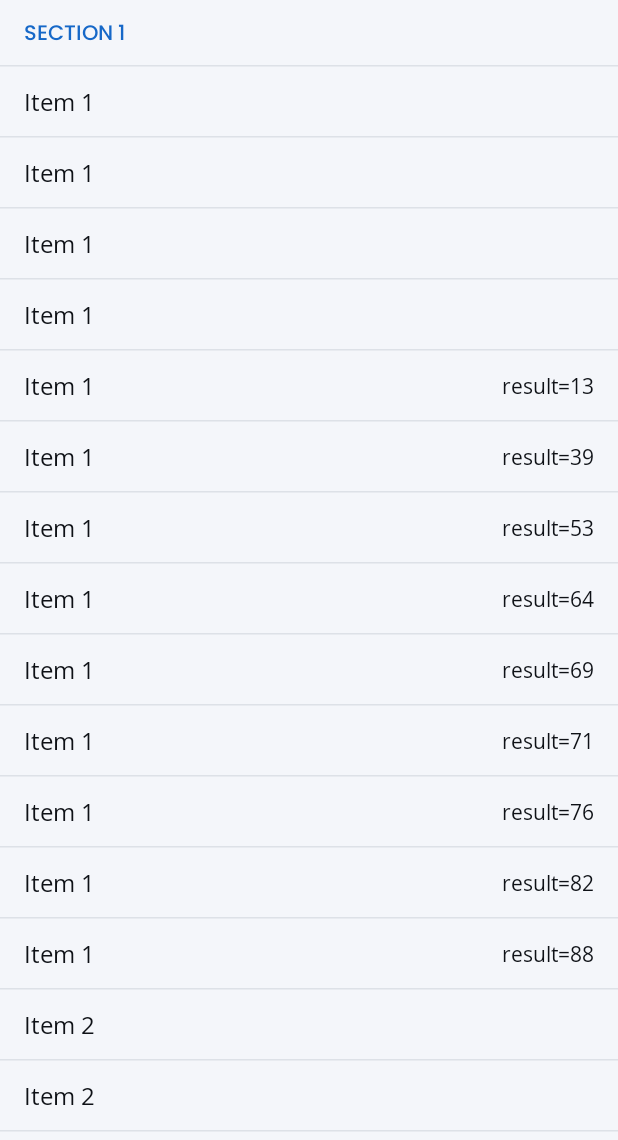
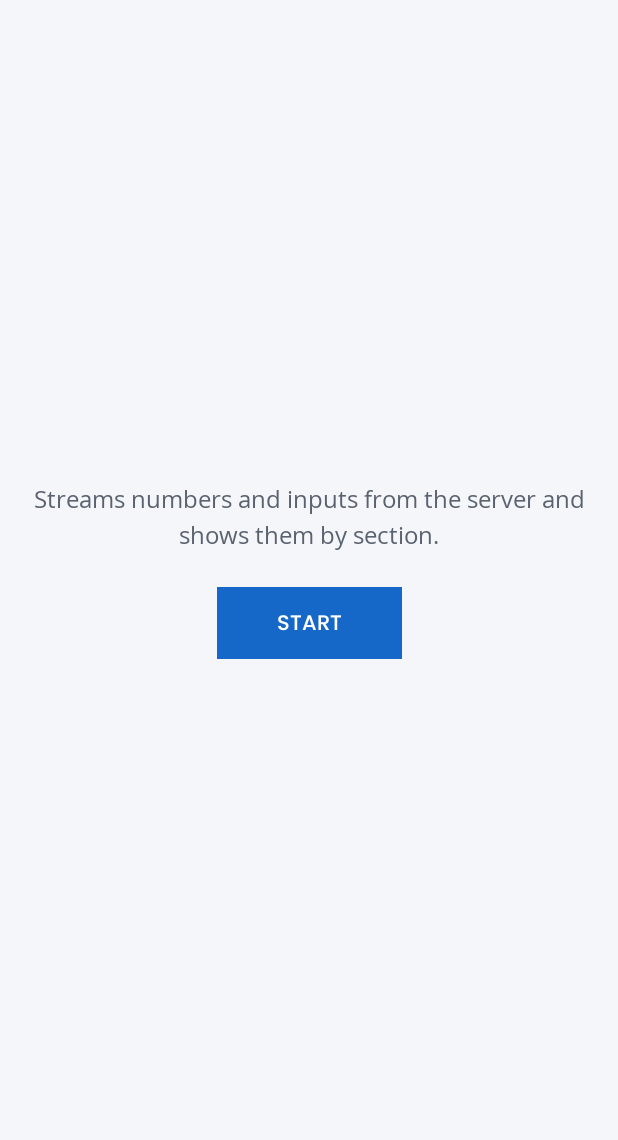
Before and after one commit to og-abdul-mateen/navvis-test-mobile-challenge, an Android app built with Jetpack Compose: the screen it shows after launch (MainActivity), on a phone screen of 412 x 824 dp, the part 96-1236 px from its top. Run offline under Robolectric (Android 15) with nearby library versions, the phone set to English and light mode, and no system bars.

Commit message:
Add Start button to initially start fetching data
- Add a new state to support the Start button
- Picking a scenario goes back to START instead of fetching right away
- Update README

Co-Authored-By Claude

```diff
--- a/mobile-challenge/app/src/main/java/com/navvistest/mobilechallenge/ui/StreamScreen.kt
+++ b/mobile-challenge/app/src/main/java/com/navvistest/mobilechallenge/ui/StreamScreen.kt
@@ -3,6 +3,7 @@ package com.navvistest.mobilechallenge.ui
 import androidx.compose.foundation.layout.Arrangement
 import androidx.compose.foundation.layout.Box
 import androidx.compose.foundation.layout.Column
+import androidx.compose.foundation.layout.PaddingValues
 import androidx.compose.foundation.layout.Row
 import androidx.compose.foundation.layout.fillMaxSize
 import androidx.compose.foundation.layout.fillMaxWidth
@@ -12,6 +13,7 @@ import androidx.compose.foundation.lazy.LazyColumn
 import androidx.compose.foundation.lazy.LazyListScope
 import androidx.compose.foundation.lazy.items
 import androidx.compose.foundation.lazy.rememberLazyListState
+import androidx.compose.material3.Button
 import androidx.compose.material3.CircularProgressIndicator
 import androidx.compose.material3.ExperimentalMaterial3Api
 import androidx.compose.material3.HorizontalDivider
@@ -25,6 +27,7 @@ import androidx.compose.runtime.getValue
 import androidx.compose.runtime.snapshots.Snapshot
 import androidx.compose.ui.Alignment
 import androidx.compose.ui.Modifier
+import androidx.compose.ui.graphics.RectangleShape
 import androidx.compose.ui.res.pluralStringResource
 import androidx.compose.ui.res.stringResource
 import androidx.compose.ui.semantics.contentDescription
@@ -57,6 +60,7 @@ fun StreamRoute(viewModel: StreamViewModel) {
         onScenarioSelected = viewModel::selectScenario,
         showRawValues = showRawValues,
         onToggleRawValues = viewModel::toggleRawValues,
+        onStart = viewModel::start,
     )
 }
 
@@ -71,6 +75,7 @@ fun StreamScreen(
     onScenarioSelected: (MockScenarioType) -> Unit = {},
     showRawValues: Boolean = false,
     onToggleRawValues: () -> Unit = {},
+    onStart: () -> Unit = {},
 ) {
     Scaffold(
         modifier = modifier.fillMaxSize(),
@@ -107,6 +112,7 @@ fun StreamScreen(
             .fillMaxSize()
             .padding(innerPadding)
         when (uiState) {
+            UiState.Ready -> ReadyState(onStart, contentModifier)
             UiState.Loading -> LoadingState(contentModifier)
             is UiState.Empty -> {
                 // Nothing at all vs. only bad values: the second case tells the user data did arrive.
@@ -140,6 +146,31 @@ fun StreamScreen(
                     }
                 }
             }
+        }
+    }
+}
+
+/** Before anything is fetched. In the mock build, a scenario can be picked from the top bar first. */
+@Composable
+private fun ReadyState(onStart: () -> Unit, modifier: Modifier = Modifier) {
+    Column(
+        modifier = modifier.padding(16.dp),
+        verticalArrangement = Arrangement.Center,
+        horizontalAlignment = Alignment.CenterHorizontally,
+    ) {
+        Text(
+            text = stringResource(R.string.state_ready),
+            style = MaterialTheme.typography.bodyLarge,
+            color = MaterialTheme.colorScheme.onSurfaceVariant,
+            textAlign = TextAlign.Center,
+        )
+        Button(
+            onClick = onStart,
+            shape = RectangleShape,
+            modifier = Modifier.padding(top = 24.dp),
+            contentPadding = PaddingValues(horizontal = 40.dp, vertical = 14.dp),
+        ) {
+            Text(stringResource(R.string.start))
         }
     }
 }
--- a/mobile-challenge/app/src/main/java/com/navvistest/mobilechallenge/ui/UiState.kt
+++ b/mobile-challenge/app/src/main/java/com/navvistest/mobilechallenge/ui/UiState.kt
@@ -11,6 +11,9 @@ import com.navvistest.mobilechallenge.domain.SectionListBuilder
  * Everything the stream screen shows. One value describes the whole screen.
  */
 sealed interface UiState {
+
+    /** Nothing has been fetched yet. The user starts the streams with the START button. */
+    data object Ready : UiState
 
     /** No rows yet and the numbers stream is still fetching. */
     data object Loading : UiState
--- a/mobile-challenge/app/src/main/res/values/strings.xml
+++ b/mobile-challenge/app/src/main/res/values/strings.xml
@@ -5,6 +5,8 @@
     <string name="scenario_menu">Scenario</string>
     <string name="backend_real">Using navvis.com</string>
 
+    <string name="state_ready">Streams numbers and inputs from the server and shows them by section.</string>
+    <string name="start">START</string>
     <string name="state_loading">Loading numbers…</string>
     <string name="state_empty">No numbers available.</string>
     <!-- Shown when numbers arrived but none of them could be shown. -->
```
Also changed, not shown: mobile-challenge/app/src/main/java/com/navvistest/mobilechallenge/ui/StreamViewModel.kt (+27 -3 lines), 2 other files.
